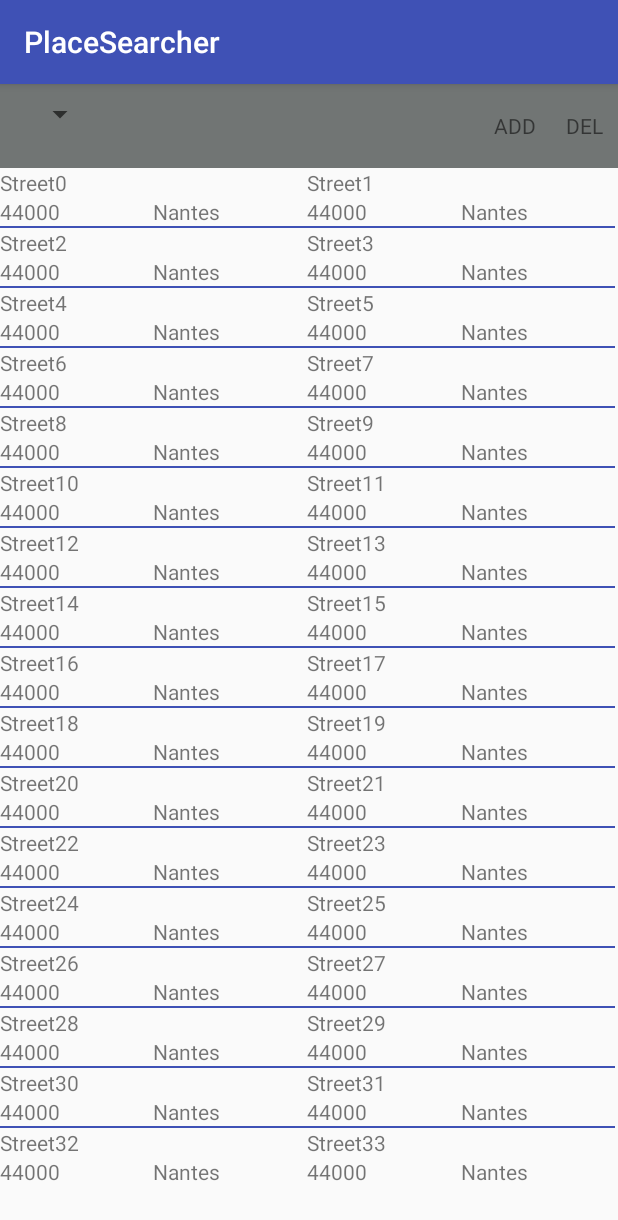
After one commit to CyrilH443/ProjetEAD, an Android app: the AnimatorItem screen opened directly, with no data from a screen before it, on a phone screen of 412 x 824 dp. The commit adds this screen. Shown: the top 1220 px of the screen. Run offline under Robolectric (Android 15) with nearby library versions, the light colour scheme and no system bars; our stand-ins replace ButterKnife; libraries missing offline, so code that uses them is left out: jp.wasabeef.recyclerview; 2 statements that could not run were skipped.

Commit message:
Présentation deux animator OK => Exemple utilisation

```diff
--- a/app/src/main/AndroidManifest.xml
+++ b/app/src/main/AndroidManifest.xml
@@ -9,13 +9,15 @@
         android:roundIcon="@mipmap/ic_launcher_round"
         android:supportsRtl="true"
         android:theme="@style/AppTheme">
-        <activity android:name=".MainActivity">
+        <activity android:name=".Menu">
             <intent-filter>
                 <action android:name="android.intent.action.MAIN" />
 
                 <category android:name="android.intent.category.LAUNCHER" />
             </intent-filter>
         </activity>
+        <activity android:name=".AnimatorScroll"/>
+        <activity android:name=".AnimatorItem"/>
     </application>
 
 </manifest>
--- /dev/null
+++ b/app/src/main/java/org/miage/placesearcher/AnimatorItem.java
@@ -0,0 +1,117 @@
+package org.miage.placesearcher;
+
+import android.content.Context;
+import android.os.Bundle;
+import android.view.View;
+import android.view.animation.OvershootInterpolator;
+import android.widget.AdapterView;
+import android.widget.ArrayAdapter;
+import android.widget.Spinner;
+import androidx.appcompat.app.AppCompatActivity;
+import androidx.recyclerview.widget.GridLayoutManager;
+import androidx.recyclerview.widget.LinearLayoutManager;
+import androidx.recyclerview.widget.RecyclerView;
+import org.miage.placesearcher.model.Place;
+import org.miage.placesearcher.ui.PlaceAdapter;
+import java.util.ArrayList;
+import java.util.List;
+import jp.wasabeef.recyclerview.adapters.*;
+import jp.wasabeef.recyclerview.animators.*;
+
+public class AnimatorItem extends AppCompatActivity {
+    private static List<Place> places = new ArrayList<Place>();
+
+    // Enumération qui comprends toute les méthodes possible pour l'animation d'ajout et de suppresion d'item
+    // Elle va être ajouter à la liste déroulante.
+    enum Type {
+        FadeIn(new FadeInAnimator()),
+        FadeInDown(new FadeInDownAnimator()),
+        FadeInUp(new FadeInUpAnimator()),
+        FadeInLeft(new FadeInLeftAnimator()),
+        FadeInRight(new FadeInRightAnimator()),
+        Landing(new LandingAnimator()),
+        ScaleIn(new ScaleInAnimator()),
+        ScaleInTop(new ScaleInTopAnimator()),
+        ScaleInBottom(new ScaleInBottomAnimator()),
+        ScaleInLeft(new ScaleInLeftAnimator()),
+        ScaleInRight(new ScaleInRightAnimator()),
+        FlipInTopX(new FlipInTopXAnimator()),
+        FlipInBottomX(new FlipInBottomXAnimator()),
+        FlipInLeftY(new FlipInLeftYAnimator()),
+        FlipInRightY(new FlipInRightYAnimator()),
+        SlideInLeft(new SlideInLeftAnimator()),
+        SlideInRight(new SlideInRightAnimator()),
+        SlideInDown(new SlideInDownAnimator()),
+        SlideInUp(new SlideInUpAnimator()),
+        OvershootInRight(new OvershootInRightAnimator(1.0f)),
+        OvershootInLeft(new OvershootInLeftAnimator(1.0f));
+
+        private BaseItemAnimator mAnimator;
+
+        Type(BaseItemAnimator animator) {
+            mAnimator = animator;
+        }
+
+        public BaseItemAnimator getAnimator() {
+            return mAnimator;
+        }
+    }
+
+    @Override
+    protected void onCreate(Bundle savedInstanceState) {
+        super.onCreate(savedInstanceState);
+        setContentView(R.layout.activity_item);
+        // Ajout d'éléments dans notre liste de Places.
+        for(int i = 0; i < 50000; i ++) {
+            places.add(new Place(0, 0, "Street" + i, "44000", "Nantes"));
+        }
+
+        final RecyclerView recyclerView = (RecyclerView) findViewById(R.id.recyclerView);
+        final PlaceAdapter adapter = new PlaceAdapter(this, places);
+
+        if (getIntent().getBooleanExtra("GRID", true)) {
+            recyclerView.setLayoutManager(new GridLayoutManager(this, 2));
+        } else {
+            recyclerView.setLayoutManager(new LinearLayoutManager(this));
+        }
+
+        Spinner spinner = (Spinner) findViewById(R.id.spinner);
+        ArrayAdapter<String> spinnerAdapter =
+                new ArrayAdapter<>(this, android.R.layout.simple_list_item_1);
+        for (Type type : Type.values()) {
+            spinnerAdapter.add(type.name());
+        }
+        spinner.setAdapter(spinnerAdapter);
+        spinner.setOnItemSelectedListener(new AdapterView.OnItemSelectedListener() {
+            @Override
+            public void onItemSelected(AdapterView<?> parent, View view, int position, long id) {
+                recyclerView.setItemAnimator(Type.values()[position].getAnimator());
+                recyclerView.getItemAnimator().setAddDuration(500);
+                recyclerView.getItemAnimator().setRemoveDuration(500);
+            }
+            @Override public void onNothingSelected(AdapterView<?> parent) {}
+        });
+
+        // Position pour l'ajout et la suppression à 1
+        // Si on la met à 0, on ne voit pas l'ajout ou la suppression car elle s'effectue au dessus de la première ligne donc hors de ce qui est charge dans le recyclerview.
+        findViewById(R.id.add).setOnClickListener(new View.OnClickListener() {
+            @Override public void onClick(View v) {
+                adapter.add(1);
+            }
+        });
+        findViewById(R.id.del).setOnClickListener(new View.OnClickListener() {
+            @Override public void onClick(View v) {
+                adapter.remove(1);
+            }
+        });
+
+        recyclerView.setItemAnimator(new SlideInLeftAnimator());
+        recyclerView.setAdapter(adapter);
+    }
+
+    @Override
+    protected void onResume() {
+        // Do NOT forget to call super.onResume()
+        super.onResume();
+    }
+}
--- /dev/null
+++ b/app/src/main/res/layout/activity_item.xml
@@ -0,0 +1,67 @@
+<?xml version="1.0" encoding="utf-8"?>
+<LinearLayout xmlns:android="http://schemas.android.com/apk/res/android"
+    xmlns:app="http://schemas.android.com/apk/res-auto"
+    xmlns:tools="http://schemas.android.com/tools"
+    android:layout_width="match_parent"
+    android:layout_height="match_parent"
+    android:orientation="vertical"
+    tools:context=".MainActivity">
+
+    <android.widget.Toolbar
+        android:id="@+id/tool_bar"
+        android:layout_width="match_parent"
+        android:layout_height="wrap_content"
+        android:background="#717574"
+        android:minHeight="?attr/actionBarSize"
+        >
+
+        <RelativeLayout
+            android:layout_width="match_parent"
+            android:layout_height="wrap_content"
+            >
+
+            <Spinner
+                android:id="@+id/spinner"
+                android:layout_width="wrap_content"
+                android:layout_height="wrap_content"
+                />
+
+            <TextView
+                android:id="@+id/del"
+                android:layout_width="wrap_content"
+                android:layout_height="wrap_content"
+                android:layout_alignParentRight="true"
+                android:layout_centerInParent="true"
+                android:background="?attr/selectableItemBackground"
+                android:padding="10dp"
+                android:text="DEL"
+                />
+
+            <TextView
+                android:id="@+id/add"
+                android:layout_width="wrap_content"
+                android:layout_height="wrap_content"
+                android:layout_toLeftOf="@id/del"
+                android:layout_centerInParent="true"
+                android:background="?attr/selectableItemBackground"
+                android:padding="10dp"
+                android:text="ADD"
+                />
+
+        </RelativeLayout>
+
+    </android.widget.Toolbar>
+
+    <androidx.recyclerview.widget.RecyclerView
+        android:id="@+id/recyclerView"
+        android:layout_width="410dp"
+        android:layout_height="678dp"
+        app:layout_constraintBottom_toBottomOf="parent"
+        app:layout_constraintEnd_toEndOf="parent"
+        app:layout_constraintHorizontal_bias="0.0"
+        app:layout_constraintStart_toStartOf="parent"
+        app:layout_constraintTop_toBottomOf="@+id/tool_bar"
+        app:layout_constraintVertical_bias="0.0" />
+
+
+</LinearLayout>
--- a/app/src/main/res/layout/activity_menu.xml
+++ b/app/src/main/res/layout/activity_menu.xml
@@ -9,14 +9,13 @@
         android:id="@+id/btn_animator_scroll"
         android:layout_width="wrap_content"
         android:layout_height="wrap_content"
-        android:text="Animator Sample Activity"
+        android:text="Animation Scroll"
         />
 
     <Button
         android:id="@+id/btn_animator_item"
         android:layout_width="wrap_content"
         android:layout_height="wrap_content"
-        android:text="Adapter Sample Activity"
-        />
+        android:text="Animation Item" />
 
 </LinearLayout>
```
Also changed, not shown: app/src/main/java/org/miage/placesearcher/AnimatorScroll.java (added, +115 -0 lines), app/src/main/java/org/miage/placesearcher/Menu.java (added, +33 -0 lines), app/src/main/res/layout/activity_scroll.xml (added, +41 -0 lines).
